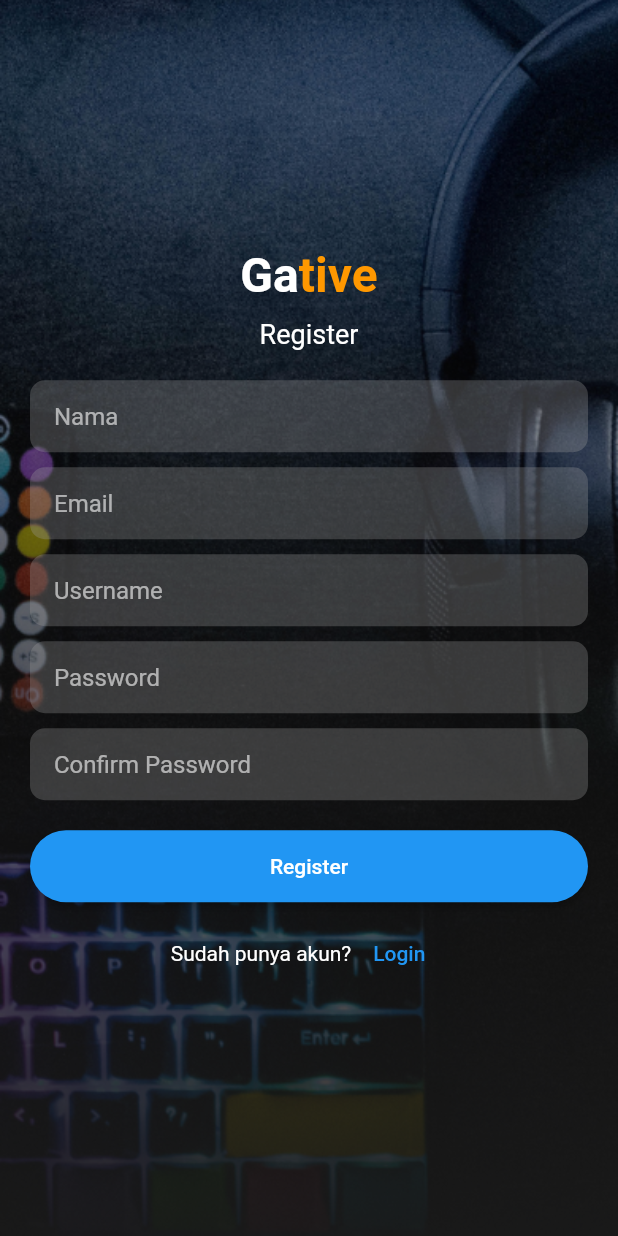
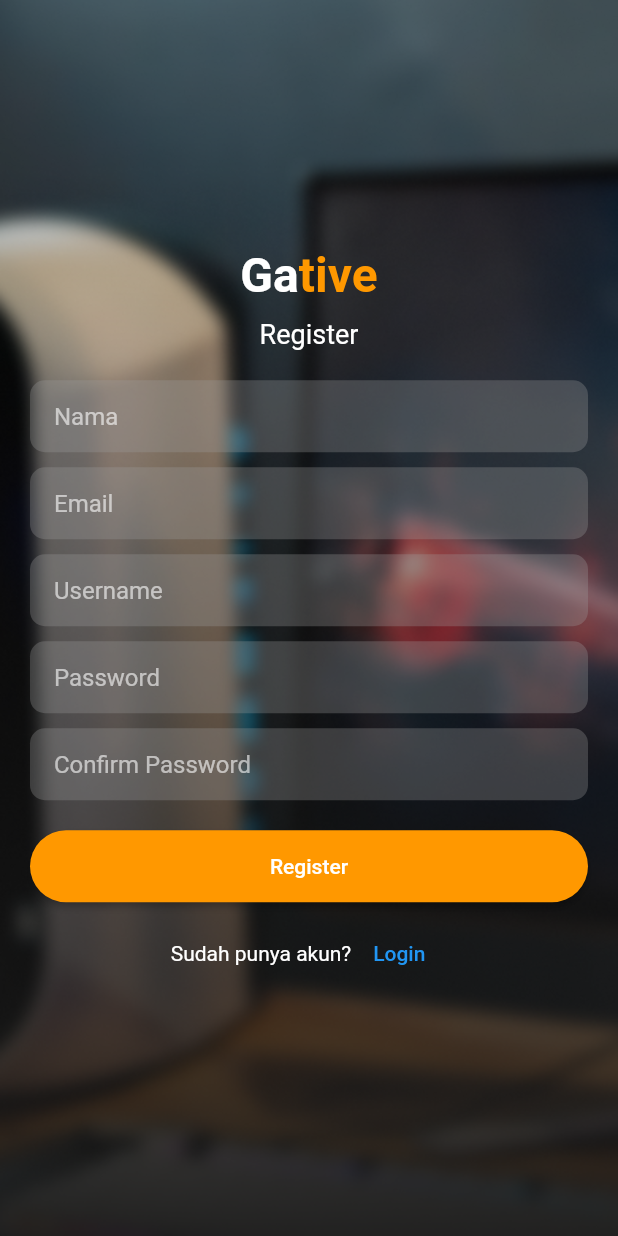
Before and after one commit to mughidaf/Gative-Mobile-App, a Flutter app: the screen it shows after launch, on a phone screen of 412 x 824 dp. Run offline on Flutter 3.47's test engine with Material 2 defaults, Android fonts, the phone set to English and light mode, and no system bars; our stand-ins replace carousel_slider, sidebarx.

Commit message:
Benerin register

```diff
--- a/lib/Home/pages/RegisterPage.dart
+++ b/lib/Home/pages/RegisterPage.dart
@@ -7,7 +7,7 @@ class RegisterPage extends StatelessWidget {
       body: Container(
         decoration: BoxDecoration(
           image: DecorationImage(
-            image: AssetImage('assets/Login.png'),
+            image: AssetImage('assets/Register.png'),
             fit: BoxFit.cover,
           ),
         ),
@@ -160,7 +160,7 @@ class RegisterPage extends StatelessWidget {
                 },
                 style: ButtonStyle(
                   backgroundColor:
-                      MaterialStateProperty.all<Color>(Colors.blue),
+                      MaterialStateProperty.all<Color>(Colors.orange),
                   minimumSize: MaterialStateProperty.all<Size>(
                       Size(double.infinity, 48)),
                   shape: MaterialStateProperty.all<RoundedRectangleBorder>(
```
Also changed, not shown: assets/Register.png (added).
